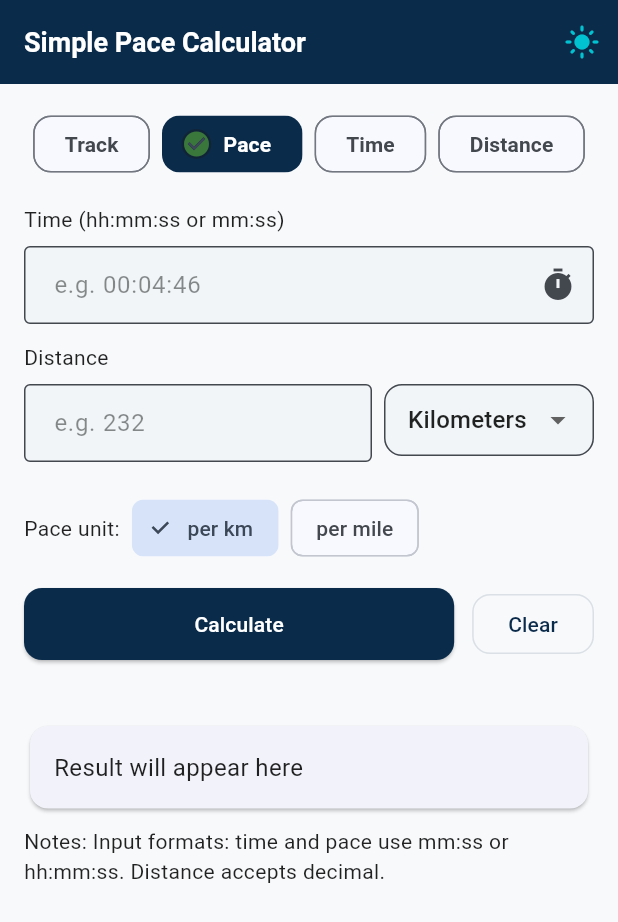
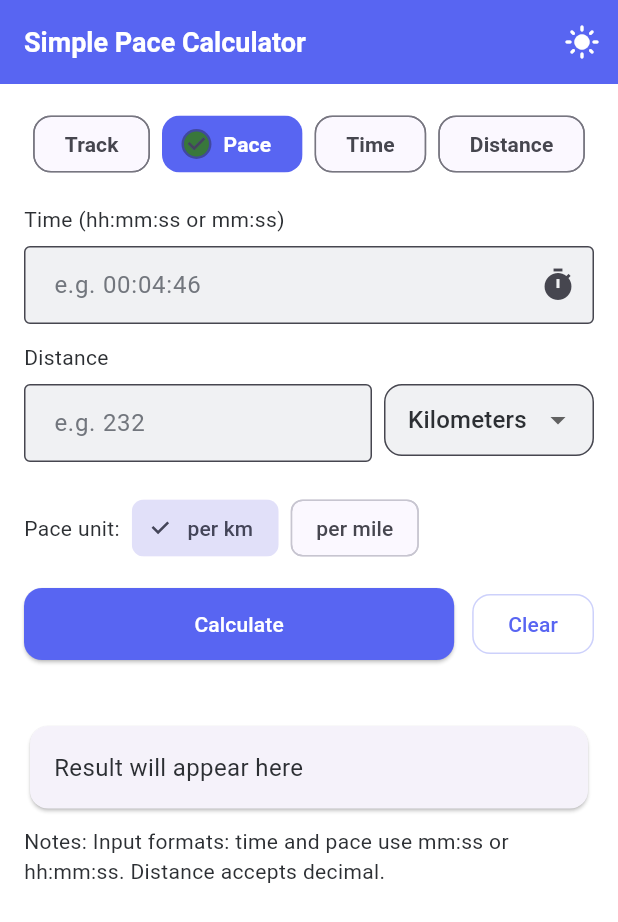
Before and after one commit to mp-singh/simple_pace_calc, a Flutter app: the screen it shows after launch, after a tap on "Calculate", after a tap on "Clear", after a tap on "Pace", on a phone screen of 412 x 824 dp. Shown: the top 922 px of the screen. Run offline on Flutter 3.47's test engine with Material 3 defaults, Android fonts, the phone set to English and light mode, and no system bars; our stand-ins replace shared_preferences.

Commit message:
update themes and fix error handling

```diff
--- a/lib/main.dart
+++ b/lib/main.dart
@@ -1,5 +1,6 @@
 import 'package:flutter/material.dart';
 import 'package:flutter/foundation.dart';
+import 'package:shared_preferences/shared_preferences.dart';
 import 'src/app_theme.dart';
 import 'src/home/pace_home.dart';
 
@@ -23,17 +24,44 @@ class PaceCalculatorApp extends StatefulWidget {
 
 class _PaceCalculatorAppState extends State<PaceCalculatorApp> {
   ThemeMode _themeMode = ThemeMode.light;
+  bool _isInitialized = false;
 
-  void _toggleTheme() {
+  @override
+  void initState() {
+    super.initState();
+    _loadThemePreference();
+  }
+
+  Future<void> _loadThemePreference() async {
+    final prefs = await SharedPreferences.getInstance();
+    final isDark = prefs.getBool('isDarkMode') ?? false;
     setState(() {
-      _themeMode = _themeMode == ThemeMode.light
-          ? ThemeMode.dark
-          : ThemeMode.light;
+      _themeMode = isDark ? ThemeMode.dark : ThemeMode.light;
+      _isInitialized = true;
     });
+  }
+
+  Future<void> _toggleTheme() async {
+    final newThemeMode = _themeMode == ThemeMode.light
+        ? ThemeMode.dark
+        : ThemeMode.light;
+
+    setState(() {
+      _themeMode = newThemeMode;
+    });
+
+    final prefs = await SharedPreferences.getInstance();
+    await prefs.setBool('isDarkMode', newThemeMode == ThemeMode.dark);
   }
 
   @override
   Widget build(BuildContext context) {
+    if (!_isInitialized) {
+      return const MaterialApp(
+        home: Scaffold(body: Center(child: CircularProgressIndicator())),
+      );
+    }
+
     return MaterialApp(
       title: 'Pace Calculator',
       theme: lightTheme(),
--- a/lib/src/app_theme.dart
+++ b/lib/src/app_theme.dart
@@ -1,30 +1,28 @@
 import 'package:flutter/material.dart';
 
-// Modern premium 2025 theme
-// Palette: deep navy with soft cyan accents and warm highlights
-const Color _kPrimary = Color(0xFF0B2B4A); // deep navy
-const Color _kAccent = Color(0xFF00C2D1); // soft cyan
+// Discord-inspired theme
+// Palette: Discord blurple with complementary light and dark variants
 
-const Color _kLightBackground = Color(0xFFF7F9FB);
-const Color _kLightSurface = Color(0xFFFFFFFF);
+// Discord-inspired light theme
+const Color _kLightBackground = Color(0xFFFFFFFF);
+const Color _kLightSurface = Color(0xFFF8F9FA);
+const Color _kLightOnSurface = Color(0xFF2C2F33);
+const Color _kLightHint = Color(0xFF72767d);
 
 // legacy dark constants (replaced by softer variants below)
 
-// Softer dark theme variants (easier on the eyes)
-const Color _kDarkBackgroundSoft = Color(0xFF0B1B23); // soft charcoal
-const Color _kDarkSurfaceSoft = Color(0xFF12262B); // slightly lighter surface
-const Color _kDarkInputFill = Color(0xFF0F2329); // input fill for dark mode
-const Color _kDarkOnSurface = Color(0xB3FFFFFF); // ~70% white for text
-const Color _kDarkHint = Color(0x80FFFFFF); // ~50% white for hints
-const Color _kDarkAccent = Color(
-  0xFF089395,
-); // slightly muted cyan for dark buttons
+// Discord-inspired dark theme
+const Color _kDiscordBackground = Color(0xFF36393f);
+const Color _kDiscordSurface = Color(0xFF2f3136);
+const Color _kDiscordOnSurface = Color(0xFFdcddde);
+const Color _kDiscordHint = Color(0xFF72767d);
+const Color _kDiscordPrimary = Color(0xFF5865f2);
 
 ThemeData lightTheme() {
   final colorScheme = ColorScheme.fromSeed(
-    seedColor: _kPrimary,
-    primary: _kPrimary,
-    secondary: _kAccent,
+    seedColor: _kDiscordPrimary,
+    primary: _kDiscordPrimary,
+    secondary: _kDiscordPrimary,
     brightness: Brightness.light,
   );
 
@@ -34,10 +32,10 @@ ThemeData lightTheme() {
     scaffoldBackgroundColor: _kLightBackground,
     cardColor: _kLightSurface,
     appBarTheme: AppBarTheme(
-      backgroundColor: _kPrimary,
+      backgroundColor: _kDiscordPrimary,
       foregroundColor: Colors.white,
       elevation: 0,
-      iconTheme: const IconThemeData(color: _kAccent),
+      iconTheme: const IconThemeData(color: Colors.white),
       titleTextStyle: const TextStyle(
         fontSize: 18,
         fontWeight: FontWeight.w600,
@@ -46,7 +44,7 @@ ThemeData lightTheme() {
     ),
     elevatedButtonTheme: ElevatedButtonThemeData(
       style: ElevatedButton.styleFrom(
-        backgroundColor: _kPrimary,
+        backgroundColor: _kDiscordPrimary,
         foregroundColor: Colors.white,
         padding: const EdgeInsets.symmetric(vertical: 14, horizontal: 20),
         shape: RoundedRectangleBorder(borderRadius: BorderRadius.circular(12)),
@@ -54,95 +52,94 @@ ThemeData lightTheme() {
     ),
     outlinedButtonTheme: OutlinedButtonThemeData(
       style: OutlinedButton.styleFrom(
-        foregroundColor: _kPrimary,
-        // 12% opacity over primary — use ARGB literal to avoid deprecated channel access
-        side: const BorderSide(color: Color(0x1F0B2B4A)),
+        foregroundColor: _kDiscordPrimary,
+        side: BorderSide(color: _kDiscordPrimary.withValues(alpha: 0.3)),
         shape: RoundedRectangleBorder(borderRadius: BorderRadius.circular(12)),
       ),
     ),
     inputDecorationTheme: InputDecorationTheme(
       filled: true,
-      fillColor: const Color(0xFFF1F5F8),
+      fillColor: const Color(0xFFF0F1F3),
       border: OutlineInputBorder(
         borderSide: BorderSide.none,
         borderRadius: BorderRadius.circular(12),
       ),
-      hintStyle: TextStyle(color: const Color.fromRGBO(0, 0, 0, 0.45)),
+      hintStyle: TextStyle(color: _kLightHint),
       contentPadding: const EdgeInsets.symmetric(vertical: 14, horizontal: 16),
     ),
     // cards use `cardColor` and default shape; keep visuals simple and consistent
     snackBarTheme: SnackBarThemeData(
-      backgroundColor: _kPrimary,
+      backgroundColor: _kDiscordPrimary,
       contentTextStyle: const TextStyle(color: Colors.white),
       behavior: SnackBarBehavior.floating,
     ),
     textTheme: ThemeData.light().textTheme.apply(
-      bodyColor: Colors.black87,
-      displayColor: Colors.black87,
+      bodyColor: _kLightOnSurface,
+      displayColor: _kLightOnSurface,
     ),
   );
 }
 
 ThemeData darkTheme() {
   final colorScheme = ColorScheme.dark(
-    primary: _kPrimary,
-    onPrimary: _kDarkOnSurface,
-    secondary: _kDarkAccent,
-    surface: _kDarkSurfaceSoft,
-    onSurface: _kDarkOnSurface,
+    primary: _kDiscordPrimary,
+    onPrimary: Colors.white,
+    secondary: _kDiscordPrimary,
+    surface: _kDiscordSurface,
+    onSurface: _kDiscordOnSurface,
     brightness: Brightness.dark,
   );
 
   return ThemeData(
     colorScheme: colorScheme,
     useMaterial3: true,
-    scaffoldBackgroundColor: _kDarkBackgroundSoft,
-    cardColor: _kDarkSurfaceSoft,
+    scaffoldBackgroundColor: _kDiscordBackground,
+    cardColor: _kDiscordSurface,
     appBarTheme: AppBarTheme(
-      backgroundColor: _kDarkSurfaceSoft,
-      foregroundColor: _kDarkOnSurface,
+      backgroundColor: _kDiscordSurface,
+      foregroundColor: _kDiscordOnSurface,
       elevation: 0,
-      iconTheme: const IconThemeData(color: _kAccent),
-      titleTextStyle: const TextStyle(
+      iconTheme: const IconThemeData(color: _kDiscordPrimary),
+      titleTextStyle: TextStyle(
         fontSize: 18,
         fontWeight: FontWeight.w600,
-        color: Colors.white,
+        color: _kDiscordOnSurface,
       ),
     ),
     elevatedButtonTheme: ElevatedButtonThemeData(
       style: ElevatedButton.styleFrom(
-        backgroundColor: _kDarkAccent,
-        foregroundColor: Colors.black,
+        backgroundColor: _kDiscordPrimary,
+        foregroundColor: Colors.white,
         padding: const EdgeInsets.symmetric(vertical: 14, horizontal: 20),
         shape: RoundedRectangleBorder(borderRadius: BorderRadius.circular(12)),
       ),
     ),
     outlinedButtonTheme: OutlinedButtonThemeData(
       style: OutlinedButton.styleFrom(
-        foregroundColor: _kDarkOnSurface,
-        side: const BorderSide(color: Color(0x22FFFFFF)),
+        foregroundColor: _kDiscordOnSurface,
+        side: BorderSide(color: _kDiscordHint.withValues(alpha: 0.3)),
         shape: RoundedRectangleBorder(borderRadius: BorderRadius.circular(12)),
       ),
     ),
     inputDecorationTheme: InputDecorationTheme(
       filled: true,
-      fillColor: _kDarkInputFill,
+      fillColor: Color(0xFF202225), // tertiary background
       border: OutlineInputBorder(
         borderSide: BorderSide.none,
         borderRadius: BorderRadius.circular(12),
       ),
-      hintStyle: const TextStyle(color: _kDarkHint),
+      hintStyle: TextStyle(color: _kDiscordHint),
       contentPadding: const EdgeInsets.symmetric(vertical: 14, horizontal: 16),
     ),
     // cards use `cardColor` and default shape; keep visuals simple and consistent
     snackBarTheme: SnackBarThemeData(
-      backgroundColor: const Color(0xFF122B30),
-      contentTextStyle: const TextStyle(color: Colors.white),
+      backgroundColor: _kDiscordSurface,
+      contentTextStyle: TextStyle(color: _kDiscordOnSurface),
       behavior: SnackBarBehavior.floating,
     ),
     textTheme: ThemeData.dark().textTheme.apply(
-      bodyColor: _kDarkOnSurface,
-      displayColor: _kDarkOnSurface,
+      bodyColor: _kDiscordOnSurface,
+      displayColor: _kDiscordOnSurface,
     ),
   );
 }
--- a/lib/src/home/modes/track_mode.dart
+++ b/lib/src/home/modes/track_mode.dart
@@ -21,6 +21,7 @@ class TrackModeWidget extends StatelessWidget {
     required this.distanceUnit,
     required this.onDistanceUnitChanged,
     required this.distanceValidator,
+    required this.customLapValidator,
   });
 
   final TextEditingController paceController;
@@ -36,6 +37,7 @@ class TrackModeWidget extends StatelessWidget {
   final DistanceUnit distanceUnit;
   final ValueChanged<DistanceUnit> onDistanceUnitChanged;
   final String? Function(String?) distanceValidator;
+  final String? Function(String?) customLapValidator;
 
   @override
   Widget build(BuildContext context) {
@@ -71,7 +73,7 @@ class TrackModeWidget extends StatelessWidget {
           enabled: useCustomLap,
           controller: fieldhouseCustomController,
           decoration: InputDecoration(
-            labelText: 'Custom lap length (m) — optional',
+            labelText: 'Custom lap length (m)',
             hintText: 'e.g. 206.28',
             border: OutlineInputBorder(borderRadius: BorderRadius.circular(12)),
             contentPadding: const EdgeInsets.symmetric(
@@ -81,6 +83,7 @@ class TrackModeWidget extends StatelessWidget {
             filled: true,
             fillColor: Theme.of(context).inputDecorationTheme.fillColor,
           ),
+          validator: customLapValidator,
           keyboardType: const TextInputType.numberWithOptions(decimal: true),
         ),
         const SizedBox(height: 8),
--- a/lib/src/home/pace_home.dart
+++ b/lib/src/home/pace_home.dart
@@ -68,7 +68,10 @@ class _PaceHomePageState extends State<PaceHomePage> {
     setState(() {
       _result = '';
       if (!_formKey.currentState!.validate()) {
-        _result = 'Fix input errors';
+        // Clear results when validation fails
+        _fieldhouseResults.clear();
+        _lapsResult.clear();
+        _lastDistanceMeters = null;
         return;
       }
 
@@ -118,21 +121,14 @@ class _PaceHomePageState extends State<PaceHomePage> {
         if (_useCustomLap) {
           final custom = _fieldhouseCustomController.text.trim();
           if (custom.isEmpty) {
-            // If neither pace nor distance present, defer validation to later
-            if (paceSec == null && (parsedDist == null || parsedDist <= 0)) {
-              _result = 'Enter a pace or a distance to calculate';
-              _fieldhouseResults.clear();
-              _lapsResult.clear();
-              return;
-            }
-            _result = 'Enter custom lap length or disable custom';
+            // Validation will handle this
             _fieldhouseResults.clear();
             _lapsResult.clear();
             return;
           }
           final parsed = double.tryParse(custom.replaceAll(',', ''));
           if (parsed == null || parsed <= 0) {
-            _result = 'Invalid custom lap length';
+            // Validation will handle this
             _fieldhouseResults.clear();
             _lapsResult.clear();
             return;
@@ -145,7 +141,7 @@ class _PaceHomePageState extends State<PaceHomePage> {
               laneMap: defaultLaneLapMeters,
             );
           } catch (e) {
-            _result = 'Invalid lane';
+            // This shouldn't happen with valid lane
             _fieldhouseResults.clear();
             _lapsResult.clear();
             return;
@@ -267,9 +263,10 @@ class _PaceHomePageState extends State<PaceHomePage> {
         }
 
         if (paceSec == null && (parsedDist == null || parsedDist <= 0)) {
-          _result = 'Enter a pace or a distance to calculate';
+          // Validation will handle this
           _fieldhouseResults.clear();
           _lapsResult.clear();
+          _result = 'Enter a pace or distance to calculate';
           return;
         }
 
@@ -301,6 +298,19 @@ class _PaceHomePageState extends State<PaceHomePage> {
       // Reset custom lap toggle but keep current mode and lane selection
       _useCustomLap = false;
     });
+  }
+
+  String? _validateCustomLap(String? value) {
+    if (_useCustomLap) {
+      if (value == null || value.trim().isEmpty) {
+        return 'Custom lap length is required';
+      }
+      final parsed = double.tryParse(value.replaceAll(',', ''));
+      if (parsed == null || parsed <= 0) {
+        return 'Invalid custom lap length';
+      }
+    }
+    return null;
   }
 
   // moved label helpers to `lib/src/utils/labels.dart`
@@ -442,14 +452,20 @@ class _PaceHomePageState extends State<PaceHomePage> {
                     _fieldhouseLane = l;
                     _useCustomLap = false;
                   }),
-                  onUseCustomLapChanged: (v) =>
-                      setState(() => _useCustomLap = v),
+                  onUseCustomLapChanged: (v) => setState(() {
+                    _useCustomLap = v;
+                    if (!v) {
+                      _fieldhouseCustomController.clear();
+                      _formKey.currentState?.validate();
+                    }
+                  }),
                   fieldhouseCustomController: _fieldhouseCustomController,
                   distanceController: _distanceController,
                   distanceUnit: _distanceUnit,
                   onDistanceUnitChanged: (u) =>
                       setState(() => _distanceUnit = u),
                   distanceValidator: validateDistanceOptional,
+                  customLapValidator: _validateCustomLap,
                 ),
 
               const SizedBox(height: 16),
--- a/lib/src/widgets/result_display.dart
+++ b/lib/src/widgets/result_display.dart
@@ -235,8 +235,17 @@ class TrackResultDisplay extends StatelessWidget {
         ],
         if (fieldhouseResults.isEmpty && lapsResult.isEmpty)
           errorMessage.isNotEmpty
-              ? Text(errorMessage, style: const TextStyle(fontSize: 16))
-              : const Text('Result will appear here', style: TextStyle(fontSize: 16)),
+              ? Text(
+                  errorMessage,
+                  style: TextStyle(
+                    fontSize: 16,
+                    color: Theme.of(context).colorScheme.error,
+                  ),
+                )
+              : const Text(
+                  'Result will appear here',
+                  style: TextStyle(fontSize: 16),
+                ),
       ],
     );
   }
--- a/pubspec.yaml
+++ b/pubspec.yaml
@@ -34,6 +34,7 @@ dependencies:
   # The following adds the Cupertino Icons font to your application.
   # Use with the CupertinoIcons class for iOS style icons.
   cupertino_icons: ^1.0.8
+  shared_preferences: ^2.3.2
 
 dev_dependencies:
   flutter_test:
```
Also changed, not shown: pubspec.lock, 1 other file.
